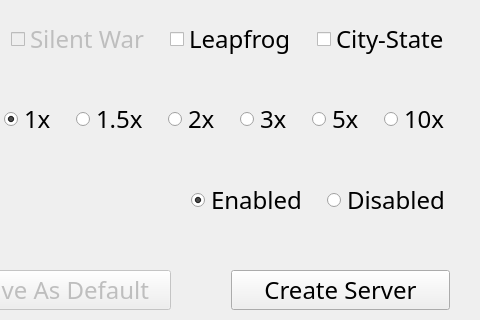
Old version of the form src/server/serverSettingsWindow/serverSettingsWindow.ui in the repository Generals-OI/Generals.OI; both pictures show x 356 to 836 and y 82 to 402 of the 836 by 402 pixel window.
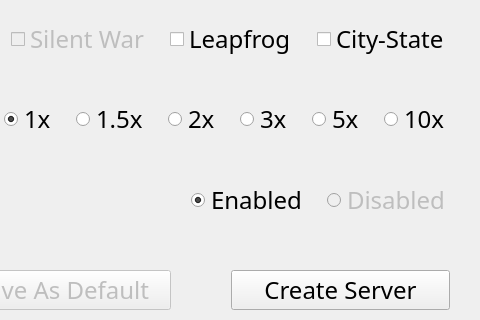
New version of the form.

Commit message: chore: disabled unfinished feature "Disable Teaming"

Patch:
```diff
--- a/src/server/serverSettingsWindow/serverSettingsWindow.ui
+++ b/src/server/serverSettingsWindow/serverSettingsWindow.ui
@@ -352,7 +352,7 @@
        <item>
         <widget class="QRadioButton" name="lbTeamingDisabled">
          <property name="enabled">
-          <bool>true</bool>
+          <bool>false</bool>
          </property>
          <property name="text">
           <string>Disabled</string>
```
The commit also changes 1 other file.
